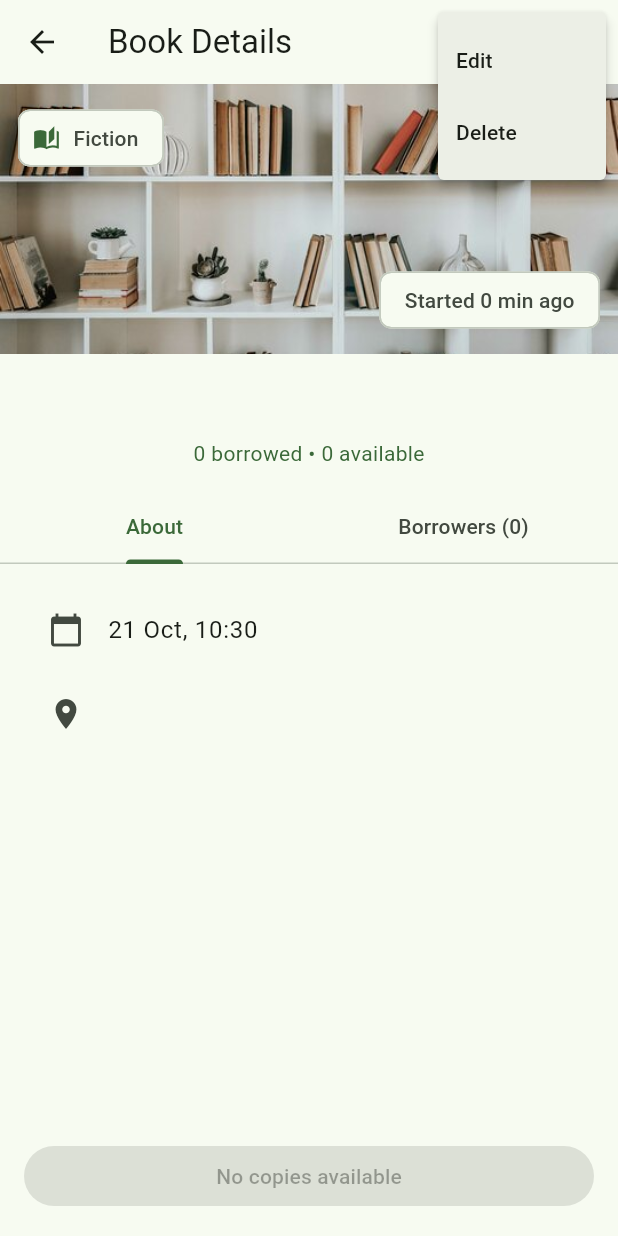
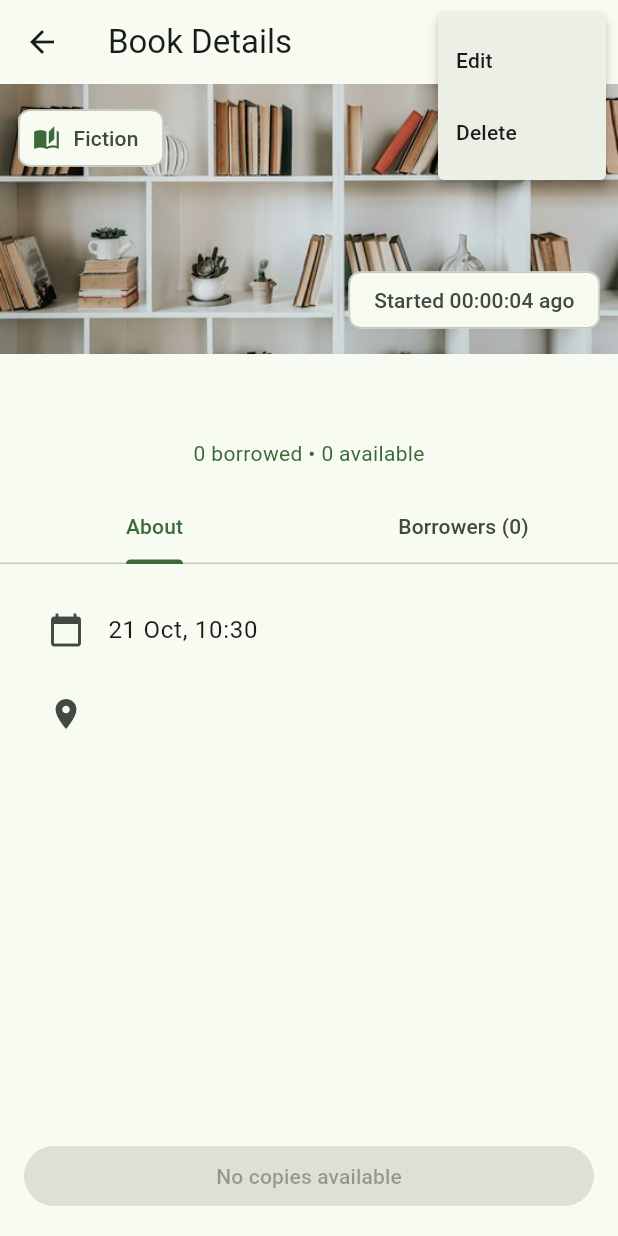
Before and after one commit to tamana-alizada/flutter-2026-tamana, a Flutter app: the BookDetailScreen screen opened directly with empty values, after a tap on the "more vert" icon, on a phone screen of 412 x 824 dp. Run offline on Flutter 3.47's test engine with Material 3 defaults, Android fonts, the phone set to English and light mode, and no system bars.

```diff
--- a/reading_club/lib/app_shell.dart
+++ b/reading_club/lib/app_shell.dart
@@ -42,6 +42,7 @@ class _AppShellState extends State<AppShell> {
       _books = [
         for (final item in _books)
           if (item.id == book.id)
+            // the value should be changed accordingly
             item.copyWith(isFavourite: !item.isFavourite)
           else
             item,
--- a/reading_club/lib/models/countdown.dart
+++ b/reading_club/lib/models/countdown.dart
@@ -36,8 +36,8 @@ Countdown getCountdown(DateTime meetingDate, {DateTime? now}) {
 
 String countdownLabel(Countdown countdown) {
   return switch (countdown) {
-    Upcoming(:final remaining) => _formatRemaining(remaining),
-    Started(:final elapsed) => 'Started ${elapsed.inMinutes} min ago',
+    Upcoming(:final remaining) => 'Starts in ${_formatRemaining(remaining)}',
+    Started(:final elapsed) => 'Started ${_formatRemaining(elapsed)} ago',
     Ended() => 'Ended',
   };
 }
@@ -46,15 +46,18 @@ String _formatRemaining(Duration duration) {
   final days = duration.inDays;
   final hours = duration.inHours % 24;
   final minutes = duration.inMinutes % 60;
+  final seconds = duration.inSeconds % 60;
+
+  final time =
+      '${hours.toString().padLeft(2, '0')}:'
+      '${minutes.toString().padLeft(2, '0')}:'
+      '${seconds.toString().padLeft(2, '0')}';
 
   if (days > 0) {
-    return 'Starts in $days days, $hours hours';
+    return '$days days, $time';
   }
 
-  if (duration.inHours > 0) {
-    return 'Starts in ${duration.inHours} hours, '
-        '$minutes min';
-  }
-
-  return 'Starts in ${duration.inMinutes} min';
+  return '${duration.inHours.toString().padLeft(2, '0')}:'
+      '${minutes.toString().padLeft(2, '0')}:'
+      '${seconds.toString().padLeft(2, '0')}';
 }
--- a/reading_club/lib/screens/book_detail_screen.dart
+++ b/reading_club/lib/screens/book_detail_screen.dart
@@ -1,5 +1,3 @@
-import 'dart:async';
-
 import 'dart:async';
 
 import 'package:flutter/material.dart';
@@ -28,7 +26,7 @@ class _BookDetailScreenState extends State<BookDetailScreen> {
   void initState() {
     super.initState();
     _book = widget.arguments.book;
-    _timer = Timer.periodic(const Duration(minutes: 1), (_) {
+    _timer = Timer.periodic(const Duration(seconds: 1), (_) {
       if (!mounted) return;
       setState(() => _now = DateTime.now());
     });
@@ -245,6 +243,7 @@ class _BookDetailScreenState extends State<BookDetailScreen> {
                         ),
                         title: Text(_book.place),
                       ),
+                      // it can be null, that's why we check it instead of !
                       if ((_book.description ?? '').isNotEmpty)
                         Padding(
                           padding: const EdgeInsets.all(8),
--- a/reading_club/lib/screens/books_screen.dart
+++ b/reading_club/lib/screens/books_screen.dart
@@ -43,7 +43,7 @@ class _BooksScreenState extends State<BooksScreen> {
 
       final matchesGenre =
           _selectedGenre == null || book.genre == _selectedGenre;
-
+      // we need matchespast here, but if it is null(not selected)
       final matchesPast = _showPast || !book.isPast;
 
       return matchesSearch && matchesGenre && matchesPast;
--- a/reading_club/lib/widgets/book_card.dart
+++ b/reading_club/lib/widgets/book_card.dart
@@ -32,7 +32,7 @@ class BookCard extends StatelessWidget {
                 clipBehavior: Clip.none,
                 children: [
                   CircleAvatar(
-                    radius: 28,
+                    radius: 30,
                     backgroundColor: book.genre.color(scheme),
                     child: Icon(book.genre.icon, color: scheme.surface),
                   ),
```
